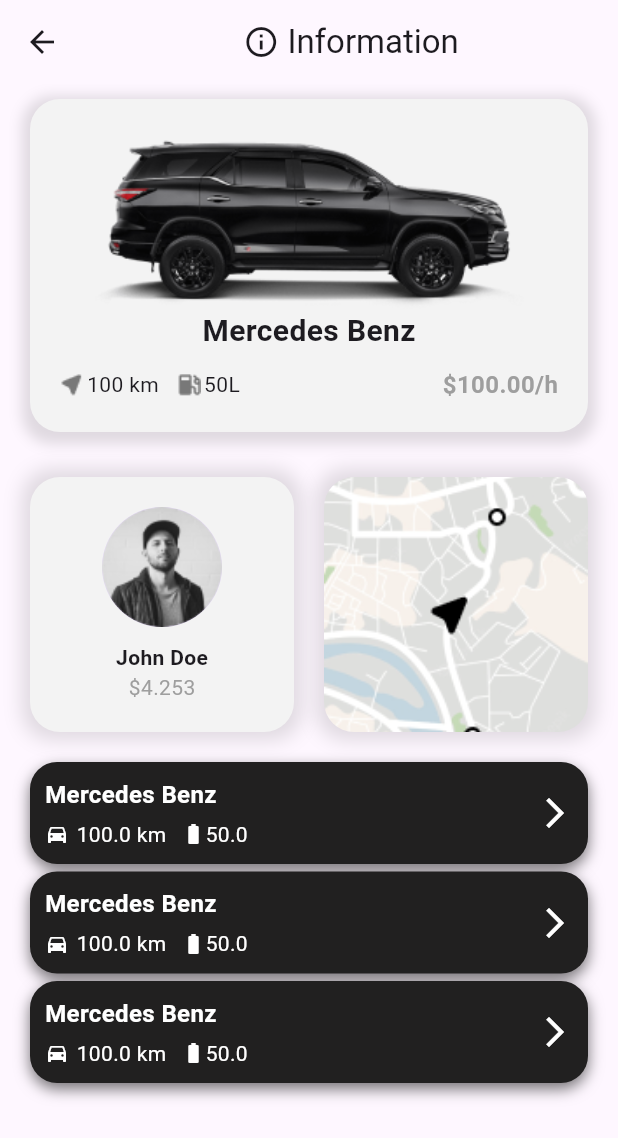
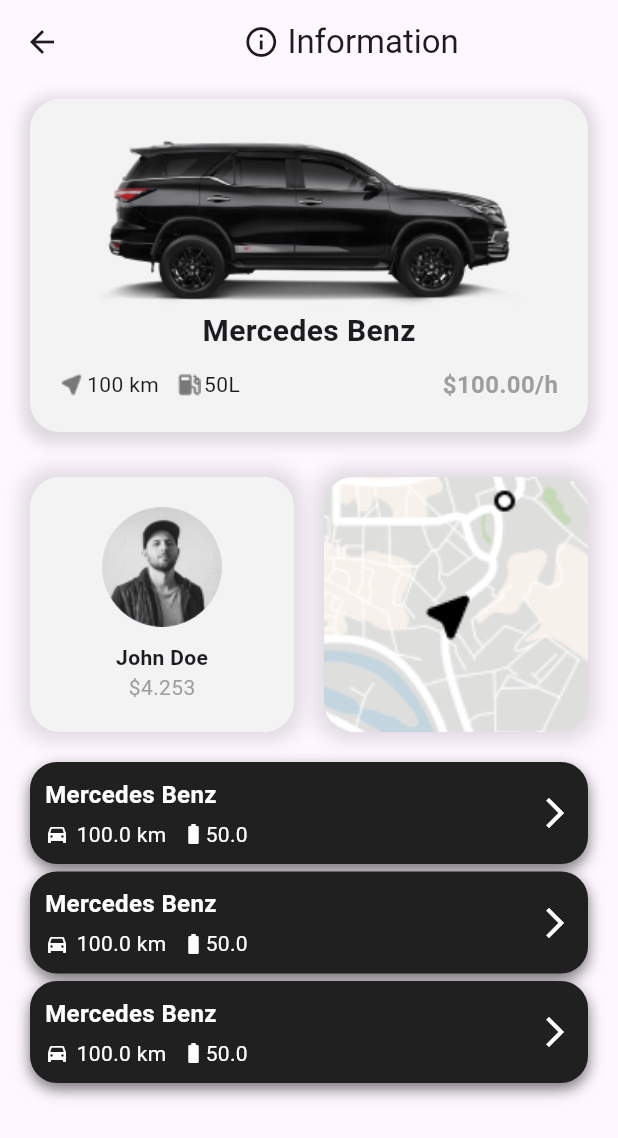
Before and after one commit to nipun-dezoysa/car_rental_app, a Flutter app: the screen it shows after launch, after a tap on "Get Started", after a tap on "Mercedes Benz", on a phone screen of 412 x 824 dp. Shown: the top 1138 px of the screen. Run offline on Flutter 3.47's test engine with Material 3 defaults, Android fonts, the phone set to English and light mode, and no system bars; our stand-ins replace cloud_firestore, firebase_core, flutter_map, latlong2; accounts and stored records are empty.

Commit message:
feat: add map image animation

```diff
--- a/lib/presentation/pages/car_details_page.dart
+++ b/lib/presentation/pages/car_details_page.dart
@@ -4,9 +4,40 @@ import 'package:car_rental_app/presentation/widgets/car_card.dart';
 import 'package:car_rental_app/presentation/widgets/more_card.dart';
 import 'package:flutter/material.dart';
 
-class CarDetailsPage extends StatelessWidget {
+class CarDetailsPage extends StatefulWidget {
   final Car car;
   const CarDetailsPage({super.key, required this.car});
+
+  @override
+  State<CarDetailsPage> createState() => _CarDetailsPageState();
+}
+
+class _CarDetailsPageState extends State<CarDetailsPage>
+    with SingleTickerProviderStateMixin {
+  AnimationController? _controller;
+  Animation<double>? _animation;
+
+  @override
+  void initState() {
+    _controller = AnimationController(
+      vsync: this,
+      duration: Duration(seconds: 3),
+    );
+
+    _animation = Tween<double>(begin: 1.0, end: 1.5).animate(_controller!)
+      ..addListener(() {
+        setState(() {});
+      });
+
+    _controller!.forward();
+    super.initState();
+  }
+
+  @override
+  void dispose() {
+    _controller!.forward();
+    super.dispose();
+  }
 
   @override
   Widget build(BuildContext context) {
@@ -20,7 +51,7 @@ class CarDetailsPage extends StatelessWidget {
       body: Column(
         children: [
           CarCard(
-            car: car,
+            car: widget.car,
           ),
           SizedBox(height: 20),
           Padding(
@@ -59,20 +90,18 @@ class CarDetailsPage extends StatelessWidget {
                 Expanded(
                   child: GestureDetector(
                     onTap: () {
-                     Navigator.push(
+                      Navigator.push(
                         context,
                         MaterialPageRoute(
-                          builder: (context) => MapsDetailsPage(car: car,),
+                          builder: (context) => MapsDetailsPage(
+                            car: widget.car,
+                          ),
                         ),
                       );
                     },
                     child: Container(
                       height: 170,
                       decoration: BoxDecoration(
-                        image: DecorationImage(
-                          image: AssetImage('assets/maps.png'),
-                          fit: BoxFit.cover,
-                        ),
                         borderRadius: BorderRadius.circular(20),
                         boxShadow: [
                           BoxShadow(
@@ -81,6 +110,17 @@ class CarDetailsPage extends StatelessWidget {
                             blurRadius: 10,
                           ),
                         ],
+                      ),
+                      child: ClipRRect(
+                        borderRadius: BorderRadius.circular(20),
+                        child: Transform.scale(
+                          scale: _animation!.value,
+                          alignment: Alignment.center,
+                          child: Image.asset(
+                            'assets/maps.png',
+                            fit: BoxFit.cover,
+                          ),
+                        ),
                       ),
                     ),
                   ),
@@ -94,13 +134,13 @@ class CarDetailsPage extends StatelessWidget {
               spacing: 5,
               children: [
                 MoreCard(
-                  car: car,
+                  car: widget.car,
                 ),
                 MoreCard(
-                  car: car,
+                  car: widget.car,
                 ),
                 MoreCard(
-                  car: car,
+                  car: widget.car,
                 ),
               ],
             ),
```
